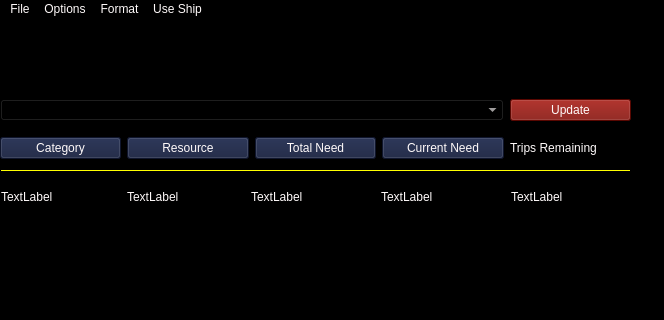
Old version of the form elite-colonisationv2.0.ui in the repository Roescoe/elite-colonisation-v-2; both pictures show x 0 to 664 and y 0 to 320 of the 986 by 790 pixel window.
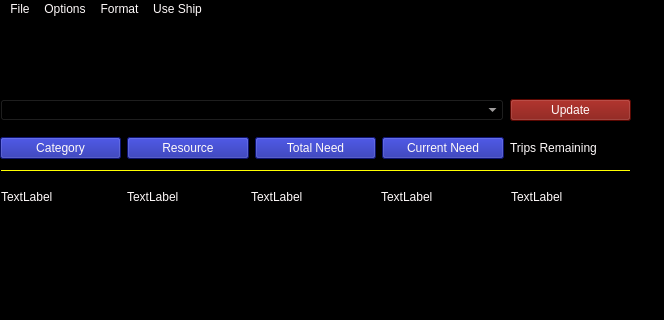
New version of the form.

```diff
--- a/elite-colonisationv2.0.ui
+++ b/elite-colonisationv2.0.ui
@@ -51,7 +51,7 @@
      <item row="1" column="3">
       <widget class="QPushButton" name="current_need">
        <property name="styleSheet">
-        <string notr="true">QPushButton {background-color: rgb(21, 30, 61);}
+        <string notr="true">QPushButton {background-color: rgb(20, 28, 160);}
 QPushButton:hover {background-color: rgb(24, 90, 0);}</string>
        </property>
        <property name="text">
@@ -65,7 +65,7 @@
      <item row="1" column="1">
       <widget class="QPushButton" name="resource">
        <property name="styleSheet">
-        <string notr="true">QPushButton {background-color: rgb(21, 30, 61);}
+        <string notr="true">QPushButton {background-color: rgb(20, 28, 160);}
 QPushButton:hover {background-color: rgb(24, 90, 0);}</string>
        </property>
        <property name="text">
@@ -76,7 +76,7 @@
      <item row="1" column="2">
       <widget class="QPushButton" name="total_need">
        <property name="styleSheet">
-        <string notr="true">QPushButton {background-color: rgb(21, 30, 61);}
+        <string notr="true">QPushButton {background-color: rgb(20, 28, 160);}
 QPushButton:hover {background-color: rgb(24, 90, 0);}</string>
        </property>
        <property name="text">
@@ -87,7 +87,7 @@
      <item row="1" column="0">
       <widget class="QPushButton" name="category">
        <property name="styleSheet">
-        <string notr="true">QPushButton {background-color: rgb(21, 30, 61);}
+        <string notr="true">QPushButton {background-color: rgb(20, 28, 160);}
 QPushButton:hover {background-color: rgb(24, 90, 0);}</string>
        </property>
        <property name="text">
```
Left out of the diff: 19 changed lines with no effect on the pictures.
